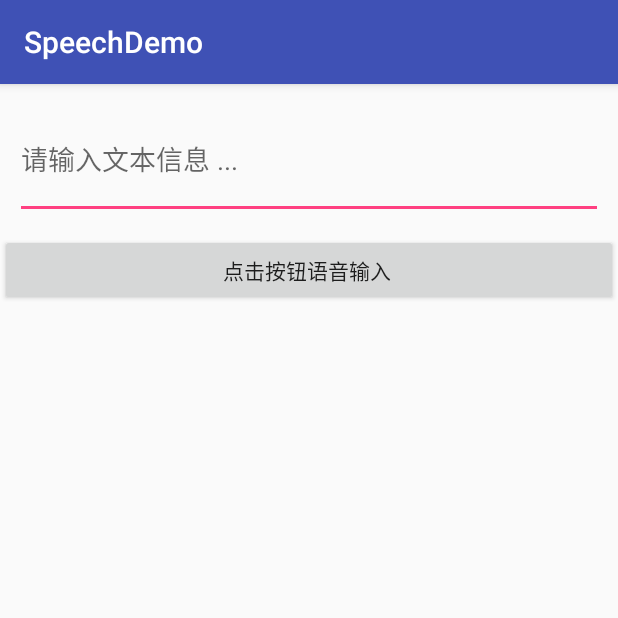
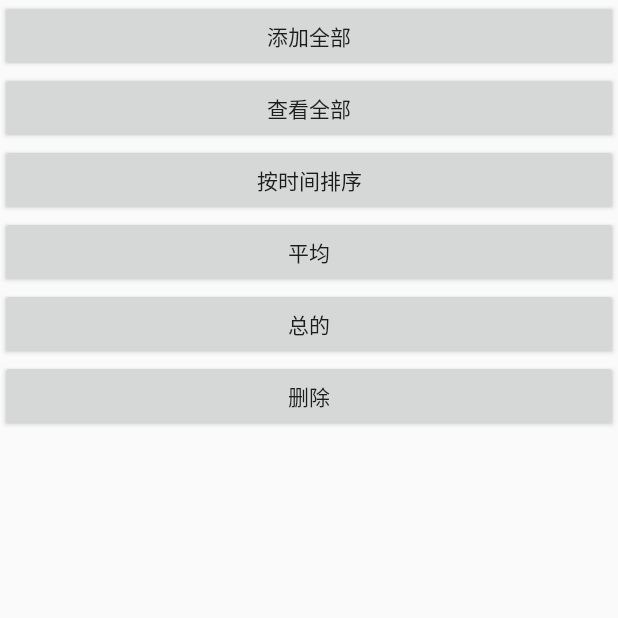
Before and after one commit to 2017Yang/VoiceBookkeeping, an Android app: the screen it shows after launch (MainActivity before the commit, RealmTest after it), on a phone screen of 412 x 824 dp, the top half of it. Run offline under Robolectric (Android 15) with nearby library versions, the phone set to English and light mode, and no system bars; libraries missing offline, so code that uses them is left out: io.realm; 4 statements that could not run were skipped.

Commit message:
添加reaml

```diff
--- a/app/build.gradle
+++ b/app/build.gradle
@@ -1,4 +1,5 @@
 apply plugin: 'com.android.application'
+apply plugin: 'realm-android'
 
 android {
     compileSdkVersion 25
--- a/app/src/main/AndroidManifest.xml
+++ b/app/src/main/AndroidManifest.xml
@@ -22,7 +22,7 @@
         android:label="@string/app_name"
         android:supportsRtl="true"
         android:theme="@style/AppTheme">
-        <activity android:name=".MainActivity">
+        <activity android:name=".RealmTest">
             <intent-filter>
                 <action android:name="android.intent.action.MAIN" />
 
--- a/app/src/main/java/com/example/speechdemo/MainActivity.java
+++ b/app/src/main/java/com/example/speechdemo/MainActivity.java
@@ -19,7 +19,7 @@ public class MainActivity extends AppCompatActivity implements View.OnClickListe
 
     private SpeechManager mSpeechManager;
 
-    static final String TAG = "yangyong";
+    public static final String TAG = "yangyong";
 
     @Override
     protected void onCreate(Bundle savedInstanceState) {
--- /dev/null
+++ b/app/src/main/java/com/example/speechdemo/RealmTest.java
@@ -0,0 +1,164 @@
+package com.example.speechdemo;
+
+import android.app.Activity;
+import android.os.Bundle;
+import android.util.Log;
+import android.view.View;
+import android.widget.Button;
+import android.widget.Toast;
+
+import com.example.speechdemo.data.bean.AccountInfo;
+import com.example.speechdemo.data.bean.AccountType;
+
+import io.realm.Realm;
+import io.realm.RealmConfiguration;
+import io.realm.RealmResults;
+
+import static com.example.speechdemo.MainActivity.TAG;
+
+/**
+ * Created by yangyong on 20-5-29.
+ */
+
+public class RealmTest extends Activity implements View.OnClickListener{
+    private Realm mRealm;
+
+    private Button btnAdd;
+    private Button btn1;
+    private Button btn2;
+    private Button btn3;
+    private Button btn4;
+    private Button btn5;
+
+    @Override
+    protected void onCreate(Bundle savedInstanceState) {
+        super.onCreate(savedInstanceState);
+        setContentView(R.layout.realm_ly);
+
+        btnAdd = (Button) findViewById(R.id.btn_add);
+        btn1 = (Button) findViewById(R.id.btn_query1);
+        btn2 = (Button) findViewById(R.id.btn_query2);
+        btn3 = (Button) findViewById(R.id.btn_query3);
+        btn4 = (Button) findViewById(R.id.btn_query4);
+        btn5 = (Button) findViewById(R.id.btn_query5);
+
+        btnAdd.setOnClickListener(this);
+        btn1.setOnClickListener(this);
+        btn2.setOnClickListener(this);
+        btn3.setOnClickListener(this);
+        btn4.setOnClickListener(this);
+        btn5.setOnClickListener(this);
+
+        initRealmConfig();
+    }
+
+    public void initRealmConfig() {
+        Realm.init(this);
+        RealmConfiguration config = new RealmConfiguration.Builder()
+                .name("myrealm.realm") //文件名
+                .schemaVersion(0) //版本号
+                .deleteRealmIfMigrationNeeded()
+                .build();
+        mRealm = Realm.getInstance(config);
+        mRealm.setDefaultConfiguration(config);
+    }
+
+
+    public void addInfo() { //添加
+        final AccountInfo accountInfo = new AccountInfo();
+        mRealm.executeTransaction(new Realm.Transaction() {
+            @Override
+            public void execute(Realm realm) {
+                accountInfo.setTime("2020-05-01");
+                accountInfo.setMonney(15);
+                accountInfo.setAccountType(1);
+                accountInfo.setContent("eating");
+                realm.copyToRealmOrUpdate(accountInfo);
+
+                accountInfo.setTime("2020-05-02");
+                accountInfo.setMonney(16);
+                realm.copyToRealmOrUpdate(accountInfo);
+
+                accountInfo.setTime("2020-05-03");
+                accountInfo.setMonney(17);
+                realm.copyToRealmOrUpdate(accountInfo);
+
+                accountInfo.setTime("2020-05-04");
+                accountInfo.setMonney(18);
+                realm.copyToRealmOrUpdate(accountInfo);
+
+                accountInfo.setTime("2020-05-05");
+                accountInfo.setMonney(19);
+                realm.copyToRealmOrUpdate(accountInfo);
+
+            }
+        });
+    }
+
+    public void queryInfo() { //全部
+        RealmResults<AccountInfo> accountInfo = mRealm.where(AccountInfo.class).findAll();
+        //Toast.makeText(this,"accountInfo: " +  accountInfo.toString(),Toast.LENGTH_SHORT).show();
+        Log.d(TAG,"accountInfo: " +  accountInfo.toString());
+    }
+
+    public void queryInfo1() { // 时间排序
+
+    }
+
+    public void queryInfo2() { // 平均
+        Double avg = (Double) mRealm.where(AccountInfo.class).findAll().average("monney");
+       // Toast.makeText(this,"平均: " +  avg,Toast.LENGTH_SHORT).show();
+        Log.d(TAG,"平均: " +  avg);
+    }
+
+    public void queryInfo3() { //总的
+        Number sunNum = mRealm.where(AccountInfo.class).findAll().sum("monney");
+        //Toast.makeText(this,"总的: " +  sunNum,Toast.LENGTH_SHORT).show();
+        Log.d(TAG,"总的: " +  sunNum.toString());
+    }
+
+    public void del() {//删除
+        final RealmResults<AccountInfo> dogs=  mRealm.where(AccountInfo.class).findAll();
+
+        mRealm.executeTransaction(new Realm.Transaction() {
+            @Override
+            public void execute(Realm realm) {
+
+                //删除所有数据
+                dogs.deleteAllFromRealm();
+            }
+        });
+    }
+
+    @Override
+    public void onClick(View view) {
+        switch (view.getId()) {
+            case R.id.btn_add:
+                addInfo();
+                break;
+
+            case R.id.btn_query1:
+                queryInfo();
+                break;
+
+            case R.id.btn_query2:
+                queryInfo1();
+                break;
+
+            case R.id.btn_query3:
+                queryInfo2();
+                break;
+
+            case R.id.btn_query4:
+                queryInfo3();
+                break;
+
+            case R.id.btn_query5:
+                  del();
+                break;
+
+            default:
+                break;
+        }
+    }
+}
--- /dev/null
+++ b/app/src/main/res/layout/realm_ly.xml
@@ -0,0 +1,45 @@
+<?xml version="1.0" encoding="utf-8"?>
+<LinearLayout
+    xmlns:android="http://schemas.android.com/apk/res/android"
+    android:layout_width="match_parent"
+    android:layout_height="match_parent"
+    android:orientation="vertical"
+    android:layout_gravity="center">
+
+    <Button
+        android:id="@+id/btn_add"
+        android:text="添加全部"
+        android:layout_width="match_parent"
+        android:layout_height="wrap_content" />
+
+    <Button
+        android:id="@+id/btn_query1"
+        android:text="查看全部"
+        android:layout_width="match_parent"
+        android:layout_height="wrap_content" />
+
+    <Button
+        android:id="@+id/btn_query2"
+        android:text="按时间排序"
+        android:layout_width="match_parent"
+        android:layout_height="wrap_content" />
+
+    <Button
+        android:id="@+id/btn_query3"
+        android:text="平均"
+        android:layout_width="match_parent"
+        android:layout_height="wrap_content" />
+
+    <Button
+        android:id="@+id/btn_query4"
+        android:text="总的"
+        android:layout_width="match_parent"
+        android:layout_height="wrap_content" />
+
+    <Button
+        android:id="@+id/btn_query5"
+        android:text="删除"
+        android:layout_width="match_parent"
+        android:layout_height="wrap_content" />
+
+</LinearLayout>
--- a/build.gradle
+++ b/build.gradle
@@ -8,7 +8,8 @@ buildscript {
     }
     dependencies {
         classpath 'com.android.tools.build:gradle:3.0.1'
-
+        classpath "io.realm:realm-gradle-plugin:2.2.1"
+        classpath 'com.google.gms:google-services:4.0.1'  //这行对谷歌服务库进行依赖
 
         // NOTE: Do not place your application dependencies here; they belong
         // in the individual module build.gradle files
@@ -19,7 +20,8 @@ allprojects {
     repositories {
         google()
         jcenter()
-
+        maven {url 'https://dl.bintray.com/jetbrains/anko'} //这是你需要加入的，这个是解决这个问题的关键地方，我就是添加这个maven后不再报上面的错误了
+        maven {url "https://maven.google.com"} //谷歌广告
         maven { url "https://jitpack.io" }
     }
 }
```
Also changed, not shown: app/src/main/java/com/example/speechdemo/data/DataManagement.java (added, +47 -0 lines), app/src/main/java/com/example/speechdemo/data/bean/AccountInfo.java (added, +68 -0 lines), app/src/main/java/com/example/speechdemo/data/bean/AccountType.java (added, +10 -0 lines), app/src/main/java/com/example/speechdemo/speech/SpeechManager.java (+11 -4 lines).
